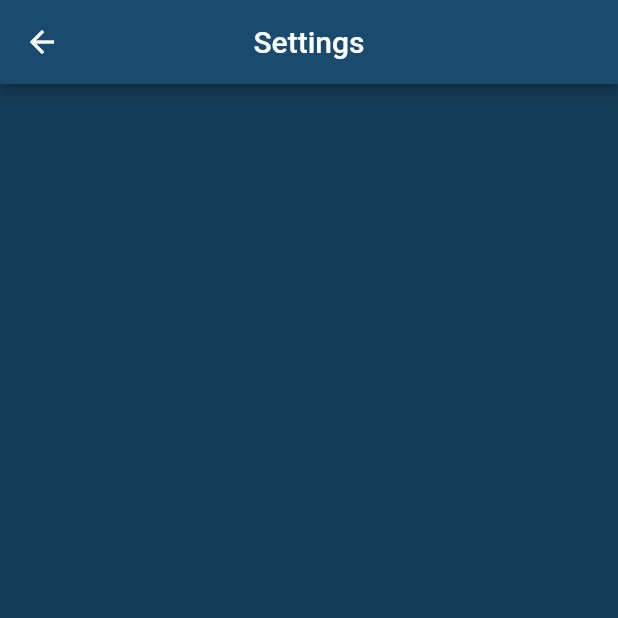
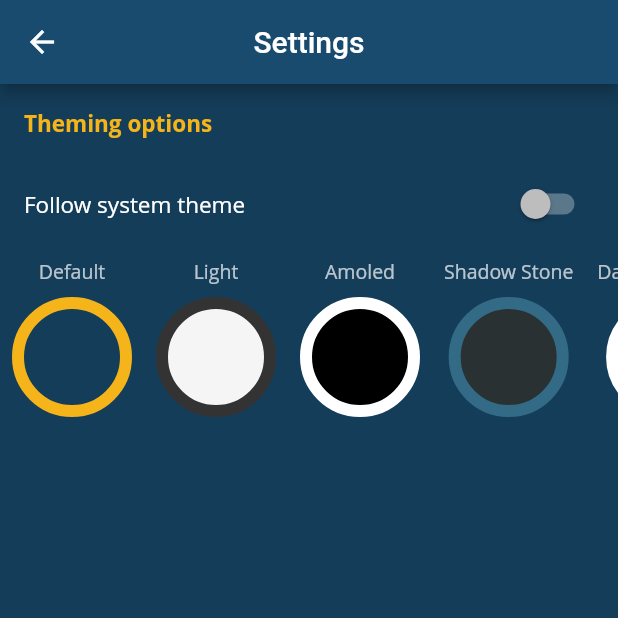
Before and after one commit to nikolajjsj/ScoreCounter, a Flutter app: the screen it shows after launch, after a tap on the "settings" icon, on a phone screen of 412 x 824 dp, the top half of it. Run offline on Flutter 3.47's test engine with Material 2 defaults, Android fonts, the phone set to English and light mode, and no system bars; our stand-ins replace equatable, flutter_bloc, get_it, hydrated_bloc, shared_preferences.

Commit message:
Added theme_selector + settings_header widget, and implemented these in settings screen

```diff
--- /dev/null
+++ b/lib/models/game_model.dart
@@ -0,0 +1,15 @@
+import 'package:flutter/material.dart';
+
+class Game {
+  final String title;
+  final int maxScore;
+  final int roundsCount;
+  final bool reversedScoring;
+
+  const Game({
+    @required this.title,
+    this.maxScore,
+    this.roundsCount,
+    @required this.reversedScoring,
+  });
+}
--- a/lib/screens/home_page.dart
+++ b/lib/screens/home_page.dart
@@ -23,15 +23,15 @@ class HomeScreen extends StatelessWidget {
         children: [
           CardWidget(
             title: 'CREATE A NEW GAME',
-            color: Colors.red,
+            color: Colors.green[600],
           ),
           CardWidget(
             title: 'GAME LIST',
-            color: Colors.purple,
+            color: Colors.red[600],
           ),
           CardWidget(
             title: 'PLAYER LIST',
-            color: Colors.blue,
+            color: Colors.blue[600],
           ),
         ],
       ),
--- a/lib/screens/settings/settings_screen.dart
+++ b/lib/screens/settings/settings_screen.dart
@@ -1,5 +1,9 @@
 import 'package:flutter/cupertino.dart';
 import 'package:flutter/material.dart';
+import 'package:flutter_bloc/flutter_bloc.dart';
+import 'package:scoreboard/misc/themes/bloc/theme_bloc.dart';
+import 'package:scoreboard/widgets/settings_header.dart';
+import 'package:scoreboard/widgets/theme_selector.dart';
 
 class SettingsScreen extends StatelessWidget {
   static Route route() {
@@ -8,8 +12,28 @@ class SettingsScreen extends StatelessWidget {
 
   @override
   Widget build(BuildContext context) {
+    final _textTheme = Theme.of(context).textTheme;
+
     return Scaffold(
       appBar: AppBar(title: Text('Settings')),
+      body: Column(
+        crossAxisAlignment: CrossAxisAlignment.start,
+        children: [
+          SettingsHeader(title: 'Theming options'),
+          BlocBuilder<ThemeBloc, ThemeState>(
+            builder: (context, state) {
+              return SwitchListTile(
+                title: Text('Follow system theme', style: _textTheme.bodyText2),
+                value: state.followSystem,
+                onChanged: (val) => context
+                    .read<ThemeBloc>()
+                    .add(ChangeTheme(id: state.id, followSystem: val)),
+              );
+            },
+          ),
+          const ThemeSelector(),
+        ],
+      ),
     );
   }
 }
--- /dev/null
+++ b/lib/widgets/settings_header.dart
@@ -0,0 +1,23 @@
+import 'package:flutter/material.dart';
+
+class SettingsHeader extends StatelessWidget {
+  final String title;
+
+  const SettingsHeader({Key key, @required this.title}) : super(key: key);
+
+  @override
+  Widget build(BuildContext context) {
+    final _theme = Theme.of(context);
+
+    return Padding(
+      padding: const EdgeInsets.all(16.0),
+      child: Text(
+        title,
+        style: _theme.textTheme.bodyText2.copyWith(
+          fontWeight: FontWeight.bold,
+          color: _theme.accentColor,
+        ),
+      ),
+    );
+  }
+}
--- /dev/null
+++ b/lib/widgets/theme_selector.dart
@@ -0,0 +1,57 @@
+import 'package:flutter/cupertino.dart';
+import 'package:flutter/material.dart';
+import 'package:flutter_bloc/flutter_bloc.dart';
+import 'package:scoreboard/misc/themes/bloc/theme_bloc.dart';
+import 'package:scoreboard/misc/themes/default_themes.dart';
+import 'package:scoreboard/misc/themes/models/app_theme.dart';
+
+class ThemeSelector extends StatelessWidget {
+  static Route<dynamic> route() {
+    return CupertinoPageRoute(builder: (context) => ThemeSelector());
+  }
+
+  const ThemeSelector();
+
+  @override
+  Widget build(BuildContext context) {
+    final textTheme = Theme.of(context).textTheme;
+
+    return BlocBuilder<ThemeBloc, ThemeState>(
+      builder: (context, state) => Expanded(
+        child: ListView.builder(
+          itemCount: predefinedThemes.length,
+          scrollDirection: Axis.horizontal,
+          itemBuilder: (context, index) {
+            final AppTheme _theme = predefinedThemes[index];
+
+            return GestureDetector(
+              onTap: () =>
+                  context.read<ThemeBloc>().add(ChangeTheme(id: index)),
+              child: Padding(
+                padding: const EdgeInsets.all(8.0),
+                child: Column(
+                  children: [
+                    Text(_theme.name, style: textTheme.bodyText1),
+                    const SizedBox(height: 8.0),
+                    Container(
+                      height: 80.0,
+                      width: 80.0,
+                      decoration: BoxDecoration(
+                        border: Border.all(
+                          color: _theme.accentColor,
+                          width: 8.0,
+                        ),
+                        color: _theme.primaryColor,
+                        shape: BoxShape.circle,
+                      ),
+                    ),
+                  ],
+                ),
+              ),
+            );
+          },
+        ),
+      ),
+    );
+  }
+}
```
